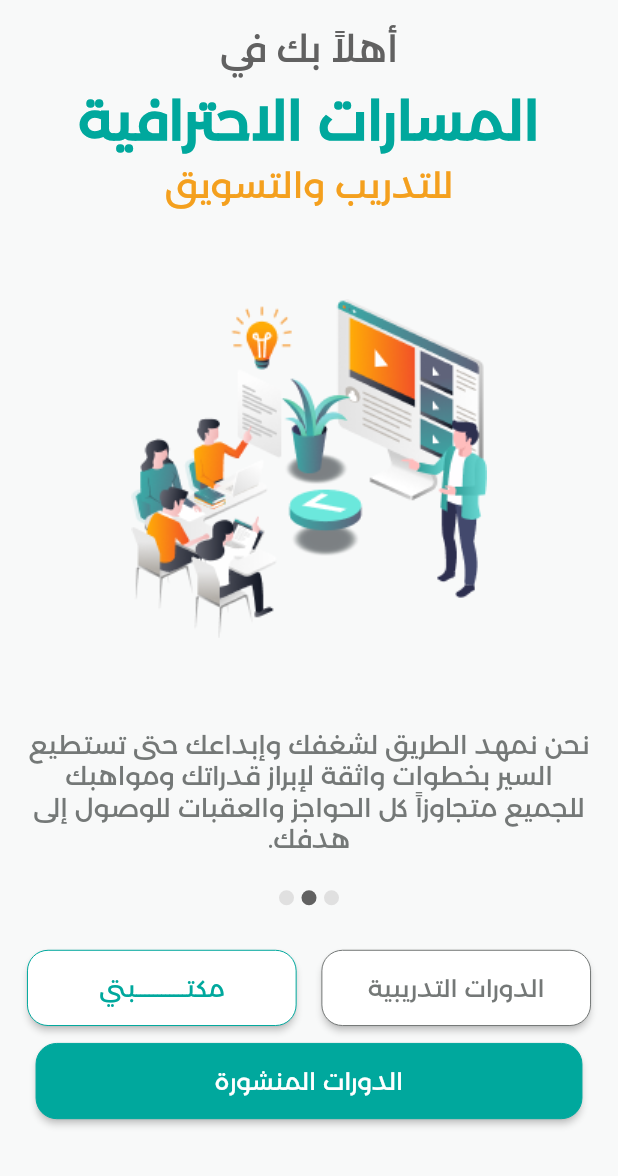
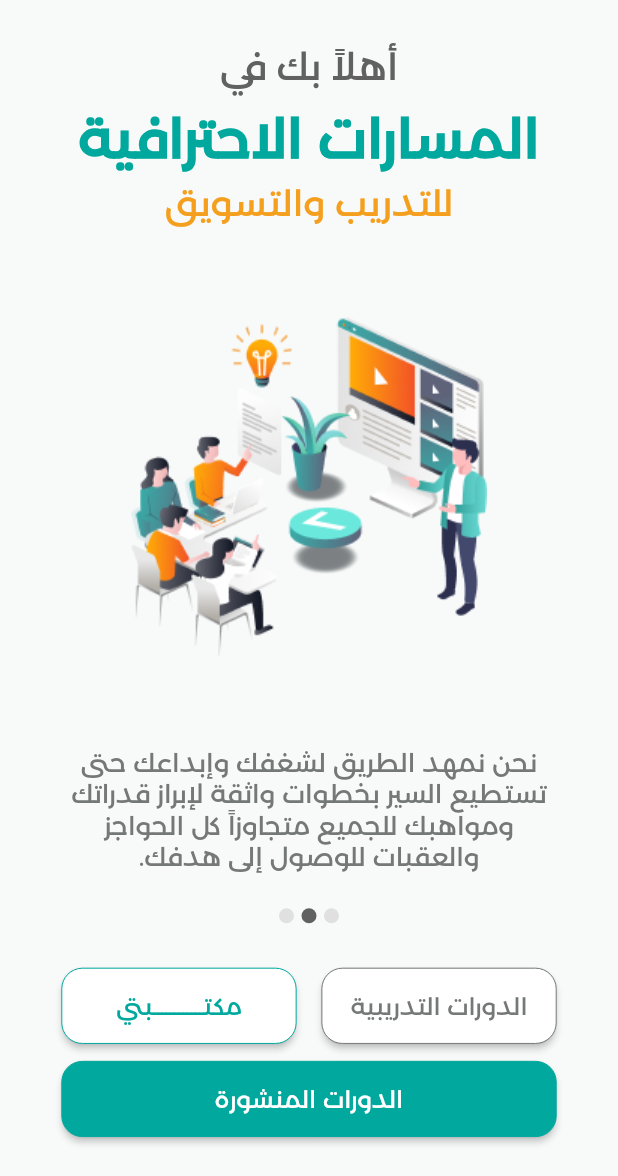
Before and after one commit to omarabdullah1/Masarat, a Flutter app: the HomeScreen screen opened by its route, on a phone screen of 412 x 824 dp, the part 60-1236 px from its top. Run offline on Flutter 3.47's test engine with Material 3 defaults, Android fonts, the phone set to English and light mode, and no system bars; our stand-ins replace bloc, cached_network_image, dio, dropdown_button2, easy_localization, file_picker and 16 more; missing offline and left inert: custom_loading, dotlottie_loader, easiest_localization; accounts and stored records are empty; generated files the repository leaves out were written again.

Commit message:
- resolved responsiveness issue in home screen

```diff
--- /dev/null
+++ b/devtools_options.yaml
@@ -0,0 +1,3 @@
+description: This file stores settings for Dart & Flutter DevTools.
+documentation: https://docs.flutter.dev/tools/devtools/extensions#configure-extension-enablement-states
+extensions:
--- a/lib/features/auth/login/data/models/login_response.dart
+++ b/lib/features/auth/login/data/models/login_response.dart
@@ -10,7 +10,7 @@ class LoginResponse {
     required this.lastName,
     required this.email,
     required this.role,
-    required this.profilePictureUrl,
+    this.profilePictureUrl,
     required this.token,
   });
 
@@ -22,7 +22,7 @@ class LoginResponse {
   final String lastName;
   final String email;
   final String role;
-  final String profilePictureUrl;
+  final String? profilePictureUrl;
   final String token;
 
   Map<String, dynamic> toJson() => _$LoginResponseToJson(this);
--- a/lib/features/home/presentation/pages/home_screen.dart
+++ b/lib/features/home/presentation/pages/home_screen.dart
@@ -23,7 +23,9 @@ class HomeScreen extends StatelessWidget {
       backgroundColor: AppColors.background,
       drawerIconColor: AppColors.primary,
       drawer: const CustomDrawer(),
-      body: Column(
+      body: SingleChildScrollView(
+        padding: EdgeInsets.symmetric(horizontal: 20.w, vertical: 10.h),
+        child: Column(
           children: [
             // Welcome Text
             CustomText(
@@ -143,6 +145,7 @@ class HomeScreen extends StatelessWidget {
             ),
           ],
         ),
+      ),
     );
   }
 }
```
Also changed, not shown: lib/features/auth/login/data/models/login_response.g.dart. Lines whose indentation alone changed are shown as unchanged.
